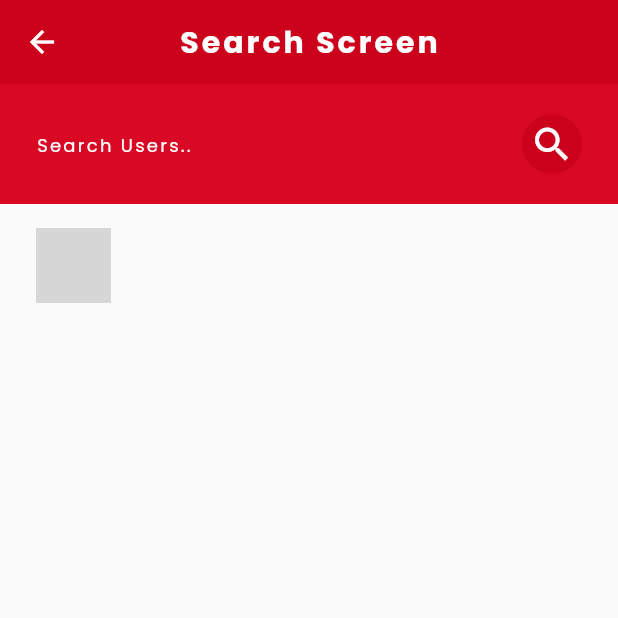
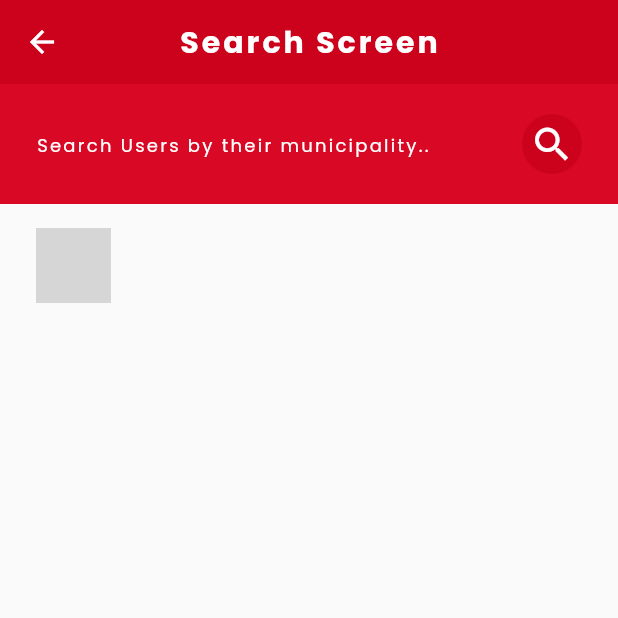
Before and after one commit to YAn-Banana/BCONS-Mobile-App, a Flutter app: the SearchScreen screen opened directly, after a tap on the "search" icon, on a phone screen of 412 x 824 dp, the top half of it. Run offline on Flutter 3.47's test engine with Material 2 defaults, Android fonts, the light colour scheme and no system bars; our stand-ins replace carousel_slider, cloud_firestore, firebase_auth, firebase_core, firebase_database, firebase_storage and 10 more; missing offline and left inert: tflite; accounts and stored records are empty; network calls fail; grey boxes are pictures that could not be loaded.

Commit message:
Creating Functional Chat Features

```diff
--- a/lib/model/user_model.dart
+++ b/lib/model/user_model.dart
@@ -4,7 +4,7 @@ class UserModel {
   String? firstName;
   String? lastName;
   String? middleInitial;
-  String? fUllName;
+  String? fullName;
   String? gender;
   String? image;
   String? contactNumber;
@@ -25,7 +25,7 @@ class UserModel {
       this.firstName,
       this.lastName,
       this.middleInitial,
-      this.fUllName,
+      this.fullName,
       this.gender,
       this.image,
       this.contactNumber,
@@ -48,7 +48,7 @@ class UserModel {
       firstName: map['firstName'],
       lastName: map['lastName'],
       middleInitial: map['middleInitial'],
-      fUllName: map['fullName'],
+      fullName: map['fullName'],
       gender: map['gender'],
       image: map['image'],
       contactNumber: map['contactNumber'],
@@ -73,7 +73,7 @@ class UserModel {
       'firstName': firstName,
       'lastName': lastName,
       'middleInitial': middleInitial,
-      'fullName': fUllName,
+      'fullName': fullName,
       'gender': gender,
       'image': image,
       'contactNumber': contactNumber,
--- a/lib/screens/HomeScreen/DrawerNavigator/ChatRoom/search_screen.dart
+++ b/lib/screens/HomeScreen/DrawerNavigator/ChatRoom/search_screen.dart
@@ -22,7 +22,7 @@ class _SearchScreenState extends State<SearchScreen> {
   Future<Stream<QuerySnapshot>> getUserByUserName(String userName) async {
     return FirebaseFirestore.instance
         .collection('Users')
-        .where('firstName', isEqualTo: userName)
+        .where('municipality', isEqualTo: userName)
         .snapshots();
   }
 
@@ -60,24 +60,21 @@ class _SearchScreenState extends State<SearchScreen> {
   }
 
   Widget searhListUserTile(String imageUrl, String lastName, String firstName,
-      String midName, String email) {
+      String midName, String email, String uid) {
     return GestureDetector(
       onTap: () {
-        var chatRoomId = getChatRoomIdByUsernames(
-            '${loggedInUser.firstName}${loggedInUser.lastName}',
-            '$firstName$lastName');
+        var chatRoomId = getChatRoomIdByUsernames('${loggedInUser.uid}', uid);
         Map<String, dynamic> chatRoomInfoMap = {
-          "users": [
-            '${loggedInUser.firstName}${loggedInUser.lastName}',
-            '$firstName$lastName'
-          ]
+          "users": ['${loggedInUser.uid}', uid]
         };
         createChatRoom(chatRoomId, chatRoomInfoMap);
         Navigator.push(
             context,
             MaterialPageRoute(
                 builder: (context) => ChatMateRoom(
-                    chatMateFirstName: firstName, chatMateLastName: lastName)));
+                    chatMateFirstName: firstName,
+                    chatMateLastName: lastName,
+                    chatMateUid: uid)));
       },
       child: Container(
         padding: const EdgeInsets.symmetric(horizontal: 24, vertical: 16),
@@ -139,8 +136,13 @@ class _SearchScreenState extends State<SearchScreen> {
                   shrinkWrap: true,
                   itemBuilder: (context, index) {
                     DocumentSnapshot ds = snapshots.data!.docs[index];
-                    return searhListUserTile(ds['image'], ds['lastName'],
-                        ds['firstName'], ds['middleInitial'], ds['email']);
+                    return searhListUserTile(
+                        ds['image'],
+                        ds['lastName'],
+                        ds['firstName'],
+                        ds['middleInitial'],
+                        ds['email'],
+                        ds['uid']);
                   })
               : const Center(
                   child: CircularProgressIndicator(),
@@ -161,8 +163,8 @@ class _SearchScreenState extends State<SearchScreen> {
         .get()
         .then((value) {
       loggedInUser = UserModel.fromMap(value.data());
-      setState(() {});
     });
+    setState(() {});
   }
 
   @override
@@ -200,9 +202,9 @@ class _SearchScreenState extends State<SearchScreen> {
                   Expanded(
                     child: TextField(
                         controller: searcheditingcontroller,
-                        style: TextStyle(color: Colors.white),
-                        decoration: InputDecoration(
-                            hintText: 'Search Users..',
+                        style: const TextStyle(color: Colors.white),
+                        decoration: const InputDecoration(
+                            hintText: 'Search Users by their municipality..',
                             hintStyle: TextStyle(
                                 fontFamily: 'PoppinsRegular',
                                 letterSpacing: 1.5,
@@ -214,11 +216,11 @@ class _SearchScreenState extends State<SearchScreen> {
                     onTap: () {
                       onSearchButtonClick();
                     },
-                    child: Container(
+                    child: const SizedBox(
                         width: 40,
                         height: 40,
                         child: CircleAvatar(
-                          backgroundColor: const Color(0xffcc021d),
+                          backgroundColor: Color(0xffcc021d),
                           radius: 50,
                           child: Icon(
                             (Icons.search),
--- a/lib/screens/Sign_up_screen/multi_stepper.dart
+++ b/lib/screens/Sign_up_screen/multi_stepper.dart
@@ -28,8 +28,6 @@ class _MultiStepperSignUpState extends State<MultiStepperSignUp> {
   final _contactNumberEditingController = TextEditingController();
   final _streetEditingController = TextEditingController();
   final _brgyEditingController = TextEditingController();
-  final _municipalityEditingController = TextEditingController();
-  final _provinceEditingController = TextEditingController();
   bool isChecked = false;
   bool isHiddenPassword = true;
   bool viewPassword = false;
@@ -223,8 +221,8 @@ class _MultiStepperSignUpState extends State<MultiStepperSignUp> {
     userModel.firstName = _firstNameEditingController.text;
     userModel.lastName = _lastNameEditingController.text;
     userModel.middleInitial = _midNameEditingController.text;
-    userModel.fUllName =
-        '${_lastNameEditingController.text}, ${_lastNameEditingController.text} ${_midNameEditingController.text}';
+    userModel.fullName =
+        '${_firstNameEditingController.text} ${_lastNameEditingController.text}';
     userModel.gender = genderValue;
     userModel.contactNumber = _contactNumberEditingController.text;
     userModel.birthday = getDate();
```
Also changed, not shown: lib/screens/HomeScreen/DrawerNavigator/ChatRoom/chat_mate.dart (+8 -16 lines), lib/screens/HomeScreen/DrawerNavigator/ChatRoom/chat_room.dart (+163 -0 lines).
